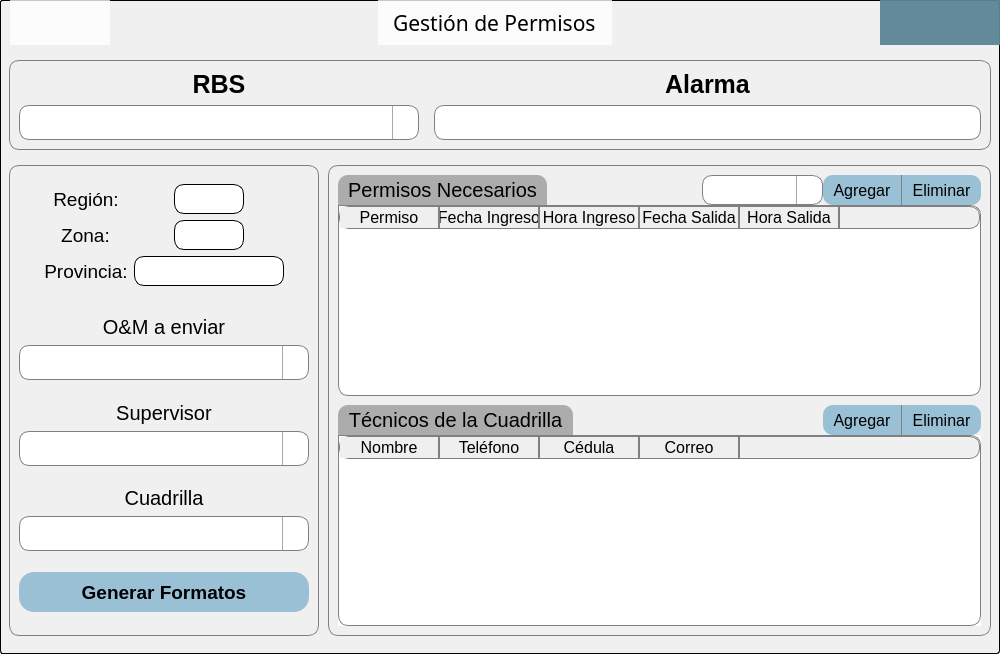
Qt form QT_Windows/WindowSolicitudPermisos.ui (Almostrey/Gestion_Permisos_RHELEC) before a commit.
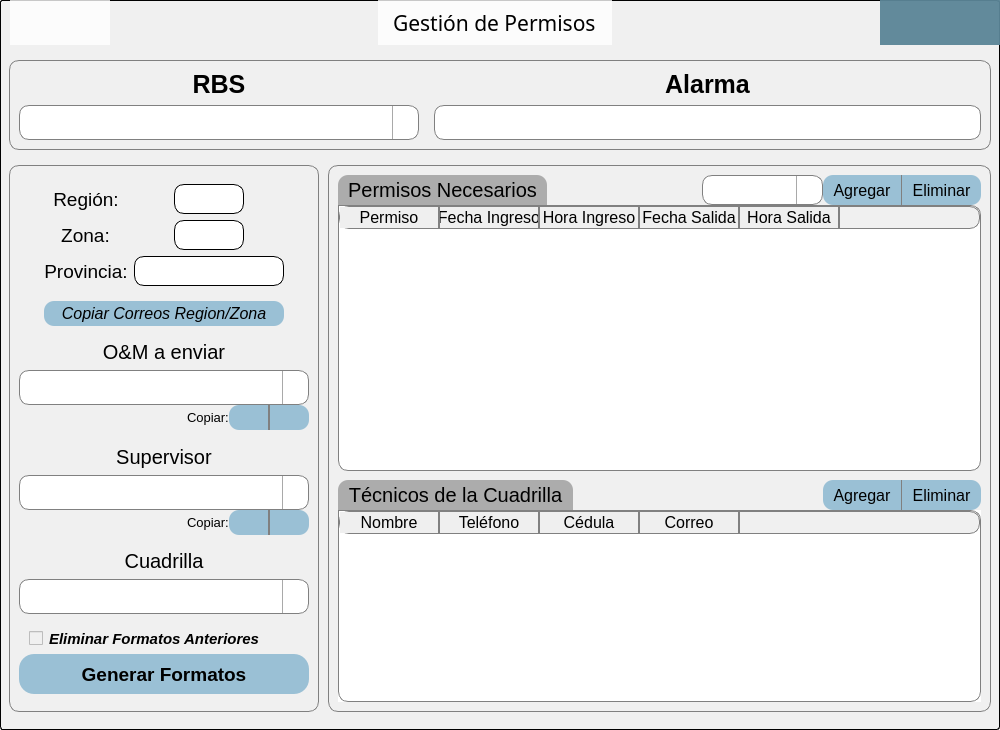
The same form after that commit. Icons and pictures are not drawn.

Commit message: Add push button to dont delete previous Formatos and to copy info from O&M and Supervisor.

What changed in the file:
```diff
--- a/QT_Windows/WindowSolicitudPermisos.ui
+++ b/QT_Windows/WindowSolicitudPermisos.ui
@@ -7,7 +7,7 @@
     <x>0</x>
     <y>0</y>
     <width>1000</width>
-    <height>654</height>
+    <height>730</height>
    </rect>
   </property>
   <property name="minimumSize">
@@ -857,6 +857,47 @@
                   </layout>
                  </widget>
                 </item>
+                <item alignment="Qt::AlignHCenter">
+                 <widget class="QPushButton" name="pbCopyCorreos">
+                  <property name="minimumSize">
+                   <size>
+                    <width>240</width>
+                    <height>25</height>
+                   </size>
+                  </property>
+                  <property name="maximumSize">
+                   <size>
+                    <width>240</width>
+                    <height>25</height>
+                   </size>
+                  </property>
+                  <property name="font">
+                   <font>
+                    <family>Arial</family>
+                    <pointsize>12</pointsize>
+                    <italic>true</italic>
+                   </font>
+                  </property>
+                  <property name="styleSheet">
+                   <string notr="true">QPushButton{
+background-color: rgb(154, 192, 213);
+border:0px;
+}
+QPushButton:hover{
+background-color: rgb(184, 222, 243);
+}
+QPushButton:pressed{
+background-color: rgb(154, 192, 213);
+}
+QPushButton:disabled{
+background-color: rgb(154, 192, 213);
+}</string>
+                  </property>
+                  <property name="text">
+                   <string>Copiar Correos Region/Zona</string>
+                  </property>
+                 </widget>
+                </item>
                 <item>
                  <spacer name="verticalSpacer_4">
                   <property name="orientation">
@@ -891,6 +932,33 @@
                  </widget>
                 </item>
                 <item>
+                 <widget class="QFrame" name="frame_12">
+                  <property name="styleSheet">
+                   <string notr="true">border:0px;</string>
+                  </property>
+                  <property name="frameShape">
+                   <enum>QFrame::StyledPanel</enum>
+                  </property>
+                  <property name="frameShadow">
+                   <enum>QFrame::Raised</enum>
+                  </property>
+                  <layout class="QVBoxLayout" name="verticalLayout_6">
+                   <property name="spacing">
+                    <number>0</number>
+                   </property>
+                   <property name="leftMargin">
+                    <number>0</number>
+                   </property>
+                   <property name="topMargin">
+                    <number>0</number>
+                   </property>
+                   <property name="rightMargin">
+                    <number>0</number>
+                   </property>
+                   <property name="bottomMargin">
+                    <number>0</number>
+                   </property>
+                   <item>
                  <widget class="QComboBox" name="cbOyMs">
                   <property name="sizePolicy">
                    <sizepolicy hsizetype="Expanding" vsizetype="Preferred">
@@ -975,6 +1043,126 @@
                   </property>
                  </widget>
                 </item>
+                   <item alignment="Qt::AlignRight">
+                    <widget class="QFrame" name="frame_13">
+                     <property name="styleSheet">
+                      <string notr="true">border:0px solid gray;</string>
+                     </property>
+                     <property name="frameShape">
+                      <enum>QFrame::StyledPanel</enum>
+                     </property>
+                     <property name="frameShadow">
+                      <enum>QFrame::Raised</enum>
+                     </property>
+                     <layout class="QHBoxLayout" name="horizontalLayout_10" stretch="0,0,0">
+                      <property name="spacing">
+                       <number>0</number>
+                      </property>
+                      <property name="leftMargin">
+                       <number>0</number>
+                      </property>
+                      <property name="topMargin">
+                       <number>0</number>
+                      </property>
+                      <property name="rightMargin">
+                       <number>0</number>
+                      </property>
+                      <property name="bottomMargin">
+                       <number>0</number>
+                      </property>
+                      <item>
+                       <widget class="QLabel" name="label_7">
+                        <property name="font">
+                         <font>
+                          <family>Arial</family>
+                          <pointsize>10</pointsize>
+                         </font>
+                        </property>
+                        <property name="text">
+                         <string>Copiar:</string>
+                        </property>
+                       </widget>
+                      </item>
+                      <item>
+                       <widget class="QPushButton" name="pbCopyOyMCorreo">
+                        <property name="minimumSize">
+                         <size>
+                          <width>40</width>
+                          <height>25</height>
+                         </size>
+                        </property>
+                        <property name="maximumSize">
+                         <size>
+                          <width>40</width>
+                          <height>25</height>
+                         </size>
+                        </property>
+                        <property name="styleSheet">
+                         <string notr="true">QPushButton{
+image: url(:/featherIcons/ResourcesFolder/featherIcons/at-sign.svg);
+background-color: rgb(154, 192, 213);
+border-top-right-radius:0px;
+border-bottom-right-radius:0px;
+border-right:1px solid gray;
+padding:3 3 3 3;
+}
+
+QPushButton:hover{
+background-color: rgb(124, 162, 183);
+}
+
+QPushButton:pressed{
+background-color: rgb(154, 192, 213);
+}</string>
+                        </property>
+                        <property name="text">
+                         <string/>
+                        </property>
+                       </widget>
+                      </item>
+                      <item>
+                       <widget class="QPushButton" name="pbCopyOyMTel">
+                        <property name="minimumSize">
+                         <size>
+                          <width>40</width>
+                          <height>25</height>
+                         </size>
+                        </property>
+                        <property name="maximumSize">
+                         <size>
+                          <width>40</width>
+                          <height>25</height>
+                         </size>
+                        </property>
+                        <property name="styleSheet">
+                         <string notr="true">QPushButton{
+image: url(:/featherIcons/ResourcesFolder/featherIcons/phone-call.svg);
+background-color: rgb(154, 192, 213);
+border-top-left-radius:0px;
+border-bottom-left-radius:0px;
+border-left:1px solid gray;
+padding:3 3 3 3;
+}
+
+QPushButton:hover{
+background-color: rgb(124, 162, 183);
+}
+
+QPushButton:pressed{
+background-color: rgb(154, 192, 213);
+}</string>
+                        </property>
+                        <property name="text">
+                         <string/>
+                        </property>
+                       </widget>
+                      </item>
+                     </layout>
+                    </widget>
+                   </item>
+                  </layout>
+                 </widget>
+                </item>
                 <item>
                  <spacer name="verticalSpacer">
                   <property name="orientation">
@@ -1009,6 +1197,33 @@
                  </widget>
                 </item>
                 <item>
+                 <widget class="QFrame" name="frame_10">
+                  <property name="styleSheet">
+                   <string notr="true">border:0px;</string>
+                  </property>
+                  <property name="frameShape">
+                   <enum>QFrame::StyledPanel</enum>
+                  </property>
+                  <property name="frameShadow">
+                   <enum>QFrame::Raised</enum>
+                  </property>
+                  <layout class="QVBoxLayout" name="verticalLayout_3">
+                   <property name="spacing">
+                    <number>0</number>
+                   </property>
+                   <property name="leftMargin">
+                    <number>0</number>
+                   </property>
+                   <property name="topMargin">
+                    <number>0</number>
+                   </property>
+                   <property name="rightMargin">
+                    <number>0</number>
+                   </property>
+                   <property name="bottomMargin">
+                    <number>0</number>
+                   </property>
+                   <item>
                  <widget class="QComboBox" name="cbSupervisores">
                   <property name="sizePolicy">
                    <sizepolicy hsizetype="Expanding" vsizetype="Preferred">
@@ -1093,6 +1308,126 @@
                   </property>
                  </widget>
                 </item>
+                   <item alignment="Qt::AlignRight">
+                    <widget class="QFrame" name="frame_11">
+                     <property name="styleSheet">
+                      <string notr="true">border:0px solid gray;</string>
+                     </property>
+                     <property name="frameShape">
+                      <enum>QFrame::StyledPanel</enum>
+                     </property>
+                     <property name="frameShadow">
+                      <enum>QFrame::Raised</enum>
+                     </property>
+                     <layout class="QHBoxLayout" name="horizontalLayout_9" stretch="0,0,0">
+                      <property name="spacing">
+                       <number>0</number>
+                      </property>
+                      <property name="leftMargin">
+                       <number>0</number>
+                      </property>
+                      <property name="topMargin">
+                       <number>0</number>
+                      </property>
+                      <property name="rightMargin">
+                       <number>0</number>
+                      </property>
+                      <property name="bottomMargin">
+                       <number>0</number>
+                      </property>
+                      <item>
+                       <widget class="QLabel" name="label_6">
+                        <property name="font">
+                         <font>
+                          <family>Arial</family>
+                          <pointsize>10</pointsize>
+                         </font>
+                        </property>
+                        <property name="text">
+                         <string>Copiar:</string>
+                        </property>
+                       </widget>
+                      </item>
+                      <item>
+                       <widget class="QPushButton" name="pbCopySupervisorCorreo">
+                        <property name="minimumSize">
+                         <size>
+                          <width>40</width>
+                          <height>25</height>
+                         </size>
+                        </property>
+                        <property name="maximumSize">
+                         <size>
+                          <width>40</width>
+                          <height>25</height>
+                         </size>
+                        </property>
+                        <property name="styleSheet">
+                         <string notr="true">QPushButton{
+image: url(:/featherIcons/ResourcesFolder/featherIcons/at-sign.svg);
+background-color: rgb(154, 192, 213);
+border-top-right-radius:0px;
+border-bottom-right-radius:0px;
+border-right:1px solid gray;
+padding:3 3 3 3;
+}
+
+QPushButton:hover{
+background-color: rgb(124, 162, 183);
+}
+
+QPushButton:pressed{
+background-color: rgb(154, 192, 213);
+}</string>
+                        </property>
+                        <property name="text">
+                         <string/>
+                        </property>
+                       </widget>
+                      </item>
+                      <item>
+                       <widget class="QPushButton" name="pbCopySupervisorTel">
+                        <property name="minimumSize">
+                         <size>
+                          <width>40</width>
+                          <height>25</height>
+                         </size>
+                        </property>
+                        <property name="maximumSize">
+                         <size>
+                          <width>40</width>
+                          <height>25</height>
+                         </size>
+                        </property>
+                        <property name="styleSheet">
+                         <string notr="true">QPushButton{
+image: url(:/featherIcons/ResourcesFolder/featherIcons/phone-call.svg);
+background-color: rgb(154, 192, 213);
+border-top-left-radius:0px;
+border-bottom-left-radius:0px;
+border-left:1px solid gray;
+padding:3 3 3 3;
+}
+
+QPushButton:hover{
+background-color: rgb(124, 162, 183);
+}
+
+QPushButton:pressed{
+background-color: rgb(154, 192, 213);
+}</string>
+                        </property>
+                        <property name="text">
+                         <string/>
+                        </property>
+                       </widget>
+                      </item>
+                     </layout>
+                    </widget>
+                   </item>
+                  </layout>
+                 </widget>
+                </item>
                 <item>
                  <spacer name="verticalSpacer_2">
                   <property name="orientation">
@@ -1224,6 +1559,48 @@
                   </property>
                  </spacer>
                 </item>
+                <item alignment="Qt::AlignHCenter">
+                 <widget class="QCheckBox" name="cbEliminarFormatos">
+                  <property name="minimumSize">
+                   <size>
+                    <width>270</width>
+                    <height>0</height>
+                   </size>
+                  </property>
+                  <property name="maximumSize">
+                   <size>
+                    <width>270</width>
+                    <height>16777215</height>
+                   </size>
+                  </property>
+                  <property name="font">
+                   <font>
+                    <family>Arial</family>
+                    <pointsize>11</pointsize>
+                    <italic>true</italic>
+                    <bold>true</bold>
+                    <underline>false</underline>
+                    <strikeout>false</strikeout>
+                    <kerning>true</kerning>
+                   </font>
+                  </property>
+                  <property name="styleSheet">
+                   <string notr="true">border:0px;</string>
+                  </property>
+                  <property name="text">
+                   <string>Eliminar Formatos Anteriores</string>
+                  </property>
+                  <property name="iconSize">
+                   <size>
+                    <width>10</width>
+                    <height>10</height>
+                   </size>
+                  </property>
+                  <property name="tristate">
+                   <bool>false</bool>
+                  </property>
+                 </widget>
+                </item>
                 <item>
                  <widget class="QPushButton" name="pbEnviarFormatos">
                   <property name="minimumSize">
```
Lines whose indentation alone changed are shown as unchanged. The commit also changes 15 other files.
